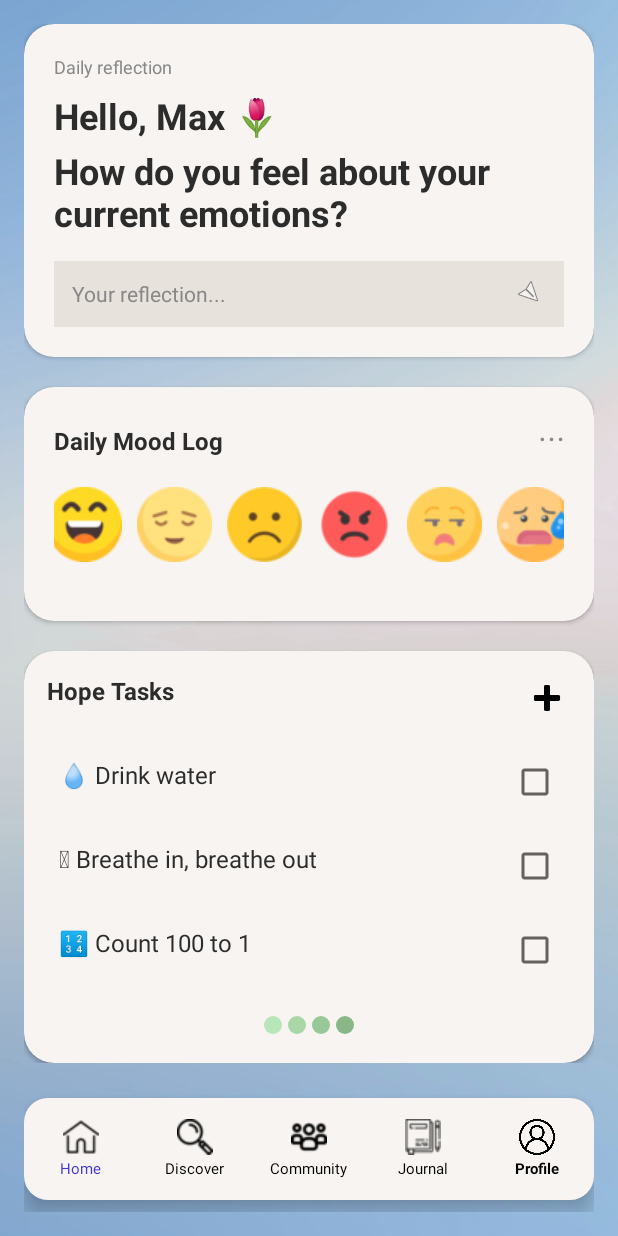
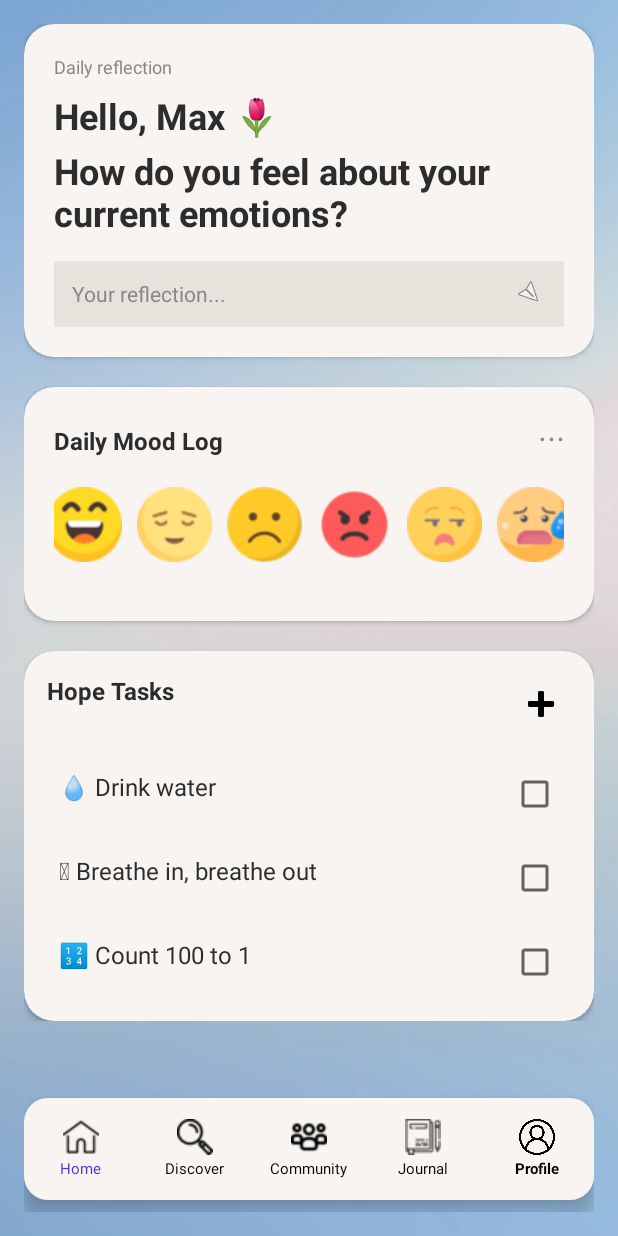
Before and after one commit to laraabey/mindora, an Android app: the layout home.xml on its own in the app's theme, with its tools: preview values and no code run, on a phone screen of 412 x 824 dp. Run offline under Robolectric (Android 15) with nearby library versions, the phone set to English and light mode, and no system bars.

Commit message:
home
along with a few others

```diff
--- a/finalproject1/finalproject/app/src/main/AndroidManifest.xml
+++ b/finalproject1/finalproject/app/src/main/AndroidManifest.xml
@@ -35,7 +35,7 @@
         <activity android:name=".EditProfile" />
         <activity android:name=".PrivacyActivity" />
         <activity android:name=".AdminDashboardActivity" />
-        <activity android:name=".MainActivity" />
+        <activity android:name=".HomeMainActivity" />
 <!--        <activity android:name=".LoginActivity" />-->
         <activity android:name=".JournalDetailActivity" />
         <activity android:name=".AddJournalActivity" />
@@ -57,6 +57,7 @@
         <activity android:name=".CommunityActivity" />
         <activity android:name=".CommentsActivity" />
         <activity android:name=".AdminAddMusicActivity" />
+        <activity android:name=".MusicMainActivity" />
 
 
 
--- a/finalproject1/finalproject/app/src/main/res/drawable/rounded_button.xml
+++ b/finalproject1/finalproject/app/src/main/res/drawable/rounded_button.xml
@@ -5,6 +5,6 @@
     <padding android:left="16dp" android:top="16dp"
         android:right="16dp" android:bottom="16dp"/>
     <stroke
-        android:width="5dp"
+        android:width="2dp"
         android:color="#4A148C" />
 </shape>
--- a/finalproject1/finalproject/app/src/main/res/layout/home.xml
+++ b/finalproject1/finalproject/app/src/main/res/layout/home.xml
@@ -45,6 +45,7 @@
                         android:layout_marginBottom="8dp" />
 
                     <TextView
+                        android:id="@+id/tvHelloUser"
                         android:layout_width="wrap_content"
                         android:layout_height="wrap_content"
                         android:text="Hello, Max 🌷"
@@ -215,12 +216,15 @@
 
                         <ImageButton
                             android:id="@+id/btnAddTask"
-                            android:layout_width="wrap_content"
-                            android:layout_height="wrap_content"
+                            android:layout_width="40dp"
+                            android:layout_height="40dp"
                             android:src="@android:drawable/ic_input_add"
-                            android:background="@android:color/transparent"
+                            android:background="?attr/selectableItemBackgroundBorderless"
                             app:tint="#000000"
-                            android:layout_gravity="end" />
+                            android:layout_gravity="end"
+                            android:clickable="true"
+                            android:focusable="true" />
+
                     </LinearLayout>
 
                     <!-- Tasks Container -->
@@ -299,40 +303,6 @@
                         </LinearLayout>
                     </LinearLayout>
 
-                    <LinearLayout
-                        android:layout_width="match_parent"
-                        android:layout_height="20dp"
-                        android:layout_marginTop="16dp"
-                        android:gravity="center"
-                        android:orientation="horizontal">
-
-                        <View
-                            android:layout_width="12dp"
-                            android:layout_height="12dp"
-                            android:layout_marginEnd="4dp"
-                            android:background="@drawable/circle_dot"
-                            android:backgroundTint="@color/dot_light_green" />
-
-                        <View
-                            android:layout_width="12dp"
-                            android:layout_height="12dp"
-                            android:layout_marginEnd="4dp"
-                            android:background="@drawable/circle_dot"
-                            android:backgroundTint="#A8D8A8" />
-
-                        <View
-                            android:layout_width="12dp"
-                            android:layout_height="12dp"
-                            android:layout_marginEnd="4dp"
-                            android:background="@drawable/circle_dot"
-                            android:backgroundTint="#98C898" />
-
-                        <View
-                            android:layout_width="12dp"
-                            android:layout_height="12dp"
-                            android:background="@drawable/circle_dot"
-                            android:backgroundTint="#88B888" />
-                    </LinearLayout>
                 </LinearLayout>
             </androidx.cardview.widget.CardView>
         </LinearLayout>
--- a/finalproject1/finalproject/app/src/main/res/layout/quotes_activit.xml
+++ b/finalproject1/finalproject/app/src/main/res/layout/quotes_activity.xml
@@ -26,7 +26,7 @@
     <!-- Top bar -->
     <com.google.android.material.appbar.MaterialToolbar
         android:id="@+id/topAppBar"
-        android:layout_width="0dp"
+        android:layout_width="250dp"
         android:layout_height="wrap_content"
         android:background="@android:color/transparent"
         android:paddingStart="16dp"
```
Also changed, not shown: finalproject1/finalproject/app/src/main/java/com/example/final_project/HomeMainActivity.java (added, +191 -0 lines), finalproject1/finalproject/app/src/main/java/com/example/final_project/MainActivity.java (deleted, +0 -62 lines), finalproject1/finalproject/app/src/main/res/layout/item_post.xml (+7 -1 lines), finalproject1/finalproject/app/src/main/res/layout/profile.xml (+3 -14 lines).
